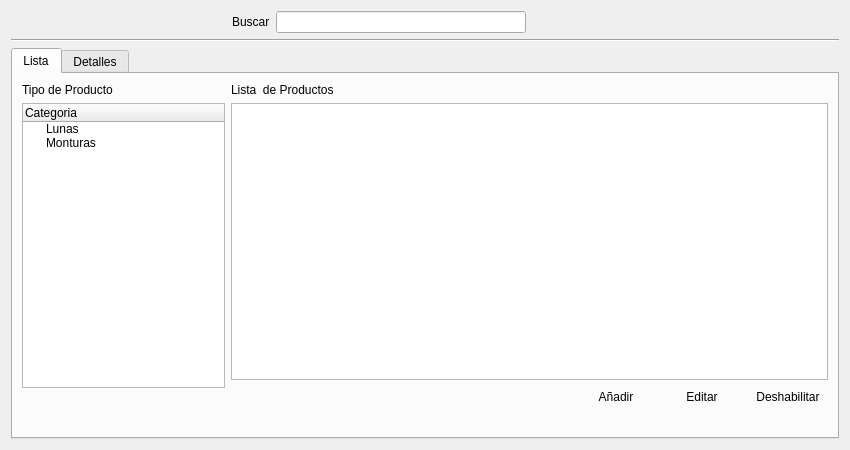
Qt form ui_producto.ui (benArambide/ProyFinal-IS2) before a commit.
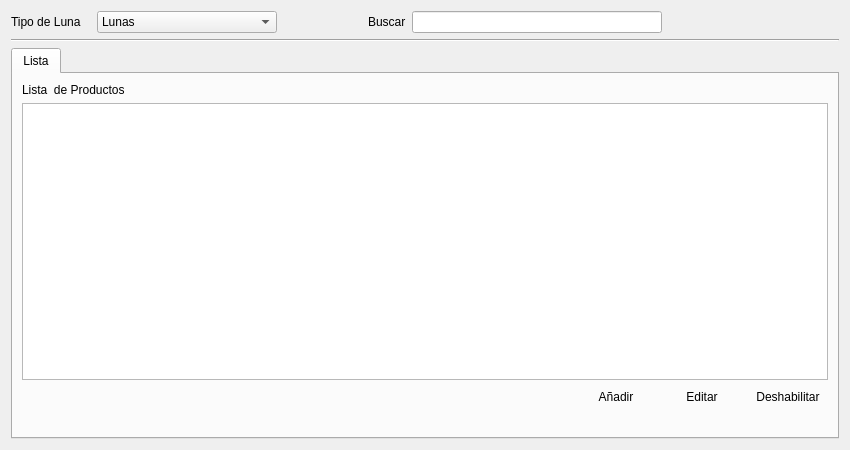
The same form after that commit. Icons and pictures are not drawn.

What changed in the file:
```diff
--- a/ui_producto.ui
+++ b/ui_producto.ui
@@ -18,20 +18,20 @@
     <layout class="QGridLayout" name="gridLayout_13">
      <item row="0" column="0">
       <layout class="QGridLayout" name="gridLayout_11">
-       <item row="0" column="0">
+       <item row="0" column="2">
         <spacer name="horizontalSpacer_5">
          <property name="orientation">
           <enum>Qt::Horizontal</enum>
          </property>
          <property name="sizeHint" stdset="0">
           <size>
-           <width>40</width>
-           <height>20</height>
+           <width>11</width>
+           <height>11</height>
           </size>
          </property>
         </spacer>
        </item>
-       <item row="0" column="1">
+       <item row="0" column="3">
         <layout class="QGridLayout" name="gridLayout_10">
          <item row="0" column="0">
           <widget class="QLabel" name="label_3">
@@ -92,7 +92,7 @@
          </item>
         </layout>
        </item>
-       <item row="0" column="2">
+       <item row="0" column="4">
         <spacer name="horizontalSpacer_6">
          <property name="orientation">
           <enum>Qt::Horizontal</enum>
@@ -105,6 +105,43 @@
          </property>
         </spacer>
        </item>
+       <item row="0" column="1">
+        <widget class="QComboBox" name="Tipo_poroducto_combo">
+         <property name="minimumSize">
+          <size>
+           <width>180</width>
+           <height>0</height>
+          </size>
+         </property>
+         <item>
+          <property name="text">
+           <string>Lunas</string>
+          </property>
+         </item>
+         <item>
+          <property name="text">
+           <string>Monturas</string>
+          </property>
+         </item>
+         <item>
+          <property name="text">
+           <string>Otros</string>
+          </property>
+         </item>
+         <item>
+          <property name="text">
+           <string>Lentes de Contacto</string>
+          </property>
+         </item>
+        </widget>
+       </item>
+       <item row="0" column="0">
+        <widget class="QLabel" name="label">
+         <property name="text">
+          <string>Tipo de Luna   </string>
+         </property>
+        </widget>
+       </item>
       </layout>
      </item>
      <item row="1" column="0">
@@ -127,93 +164,7 @@
          <item row="0" column="0">
           <layout class="QGridLayout" name="gridLayout_9">
            <item row="0" column="0">
-            <layout class="QGridLayout" name="gridLayout_7">
-             <item row="1" column="0">
-              <spacer name="horizontalSpacer_3">
-               <property name="orientation">
-                <enum>Qt::Horizontal</enum>
-               </property>
-               <property name="sizeType">
-                <enum>QSizePolicy::Fixed</enum>
-               </property>
-               <property name="sizeHint" stdset="0">
-                <size>
-                 <width>200</width>
-                 <height>20</height>
-                </size>
-               </property>
-              </spacer>
-             </item>
-             <item row="0" column="0">
-              <layout class="QGridLayout" name="gridLayout_6">
-               <item row="0" column="0">
-                <layout class="QGridLayout" name="gridLayout_3">
-                 <item row="0" column="0">
-                  <widget class="QLabel" name="label">
-                   <property name="sizePolicy">
-                    <sizepolicy hsizetype="Fixed" vsizetype="Preferred">
-                     <horstretch>0</horstretch>
-                     <verstretch>0</verstretch>
-                    </sizepolicy>
-                   </property>
-                   <property name="text">
-                    <string>Tipo de Producto</string>
-                   </property>
-                  </widget>
-                 </item>
-                 <item row="1" column="0">
-                  <widget class="QTreeWidget" name="treeWidget">
-                   <property name="minimumSize">
-                    <size>
-                     <width>0</width>
-                     <height>0</height>
-                    </size>
-                   </property>
-                   <property name="maximumSize">
-                    <size>
-                     <width>16777215</width>
-                     <height>16777215</height>
-                    </size>
-                   </property>
-                   <column>
-                    <property name="text">
-                     <string>Categoria</string>
-                    </property>
-                   </column>
-                   <item>
-                    <property name="text">
-                     <string>Lunas</string>
-                    </property>
-                   </item>
-                   <item>
-                    <property name="text">
-                     <string>Monturas</string>
-                    </property>
-                   </item>
-                  </widget>
-                 </item>
-                </layout>
-               </item>
-               <item row="1" column="0">
-                <layout class="QGridLayout" name="gridLayout_4">
-                 <item row="0" column="0">
-                  <spacer name="horizontalSpacer">
-                   <property name="orientation">
-                    <enum>Qt::Horizontal</enum>
-                   </property>
-                   <property name="sizeHint" stdset="0">
-                    <size>
-                     <width>40</width>
-                     <height>20</height>
-                    </size>
-                   </property>
-                  </spacer>
-                 </item>
-                </layout>
-               </item>
-              </layout>
-             </item>
-            </layout>
+            <layout class="QGridLayout" name="gridLayout_7"/>
            </item>
            <item row="0" column="1">
             <layout class="QGridLayout" name="gridLayout_8">
@@ -341,11 +292,6 @@
          </item>
         </layout>
        </widget>
-       <widget class="QWidget" name="tab_2">
-        <attribute name="title">
-         <string>Detalles</string>
-        </attribute>
-       </widget>
       </widget>
      </item>
     </layout>
```
Left out of the diff: 6 changed lines with no effect on the pictures.
